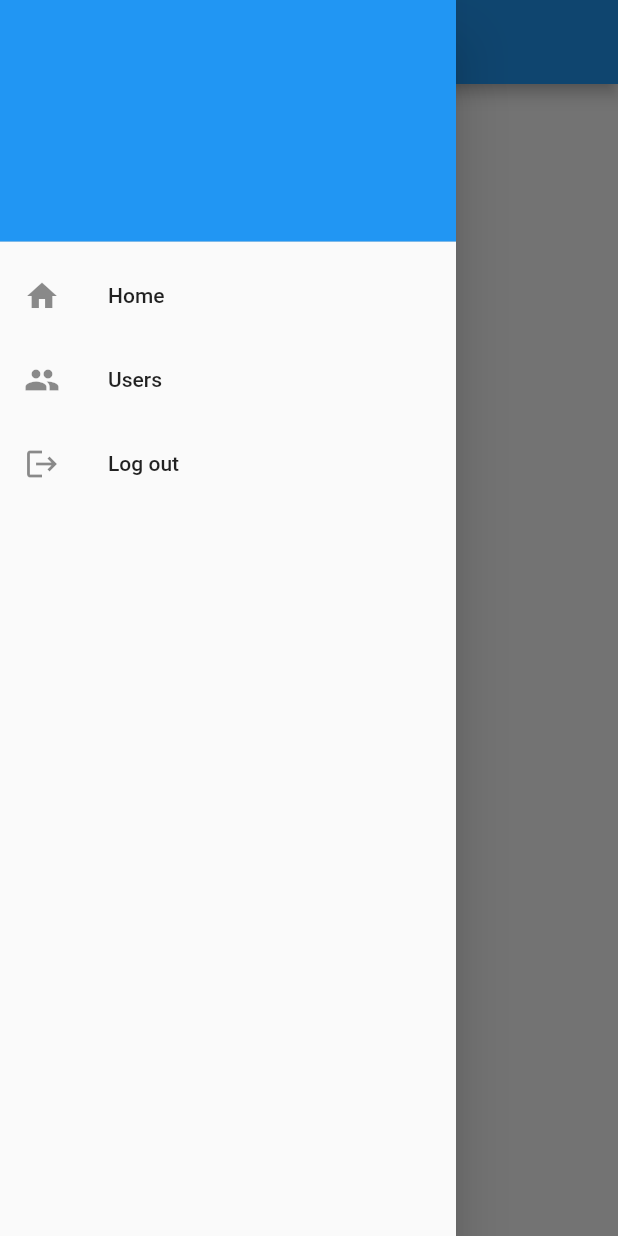
After one commit to WSAyan/flutter_basic, a Flutter app: the HomeScreen screen opened by its route, with the side drawer open, on a phone screen of 412 x 824 dp. The commit adds this screen. Run offline on Flutter 3.47's test engine with Material 2 defaults, Android fonts, the phone set to English and light mode, and no system bars; our stand-ins replace fluttertoast, image_picker, scrollable_positioned_list, shared_preferences; accounts and stored records are empty.

Commit message:
ad navdrawer functionality

```diff
--- a/lib/local/helper.dart
+++ b/lib/local/helper.dart
@@ -8,9 +8,15 @@ class SharedPrefHelper {
 
   Future<String> getAuthToken() async {
     final SharedPreferences pref = await SharedPreferences.getInstance();
-
     return pref.getString(KEY_AUTH_TOKEN) ?? "";
   }
+
+  Future destroy() async {
+    final SharedPreferences pref = await SharedPreferences.getInstance();
+    pref.clear();
+  }
+
 }
 
 const KEY_AUTH_TOKEN = "_token";
+const KEY_AUTH_EMAIL = "_email";
--- a/lib/screens/auth/login.dart
+++ b/lib/screens/auth/login.dart
@@ -134,7 +134,11 @@ class LoginState extends State<LoginScreen> {
     }
 
     String authToken = loginResponse.token;
+    login(authToken);
+  }
+
+  void login(String authToken) {
     SharedPrefHelper().setAuthToken(authToken);
-    Navigator.of(context).pushNamed(routes.USERS);
+    Navigator.of(context).pushReplacementNamed(routes.HOME);
   }
 }
--- /dev/null
+++ b/lib/screens/home/drawer.dart
@@ -0,0 +1,50 @@
+import 'package:flutter/cupertino.dart';
+import 'package:flutter/material.dart';
+import 'package:flutter_basic/local/helper.dart';
+import 'package:flutter_basic/utils/constants.dart';
+import 'package:flutter_basic/utils/routes.dart' as routes;
+
+class SideNavDrawer extends StatelessWidget {
+  BuildContext context;
+
+  @override
+  Widget build(BuildContext context) {
+    this.context = context;
+    return Drawer(
+      child: ListView(
+        padding: EdgeInsets.zero,
+        children: <Widget>[
+          DrawerHeader(
+            decoration: BoxDecoration(
+              color: Colors.blue,
+            ),
+          ),
+          ListTile(
+            leading: Icon(Icons.home),
+            title: Text(AppStrings.HOME_SCREEN_TITLE),
+            onTap: () {
+              Navigator.pop(context);
+            },
+          ),
+          ListTile(
+            leading: Icon(Icons.people),
+            title: Text(AppStrings.USERS_SCREEN_TITLE),
+            onTap: () {
+              Navigator.of(context).pushNamed(routes.USERS);
+            },
+          ),
+          ListTile(
+            leading: Icon(Icons.logout),
+            title: Text(AppStrings.LOGOUT_BUTTON),
+            onTap: logout,
+          ),
+        ],
+      ),
+    );
+  }
+
+  void logout() {
+    SharedPrefHelper().destroy();
+    Navigator.of(context).pushReplacementNamed(routes.LOGIN);
+  }
+}
--- /dev/null
+++ b/lib/screens/home/home.dart
@@ -0,0 +1,22 @@
+import 'package:flutter/cupertino.dart';
+import 'package:flutter/material.dart';
+import 'package:flutter_basic/screens/home/drawer.dart';
+import 'package:flutter_basic/utils/constants.dart';
+
+class HomeScreen extends StatefulWidget {
+  HomeScreen();
+
+  @override
+  HomeState createState() => HomeState();
+}
+
+class HomeState extends State<HomeScreen> {
+  @override
+  Widget build(BuildContext context) {
+    return Scaffold(
+      appBar: AppBar(title: Text(AppStrings.HOME_SCREEN_TITLE)),
+      body: Center(child: Text('My Page!')),
+      drawer: SideNavDrawer(),
+    );
+  }
+}
--- a/lib/screens/splash.dart
+++ b/lib/screens/splash.dart
@@ -21,9 +21,9 @@ class SplashState extends State<SplashScreen> {
 
   void checkAuth(String token) {
     if (token.isEmpty) {
-      Navigator.of(context).pushNamed(routes.LOGIN);
+      Navigator.of(context).pushReplacementNamed(routes.LOGIN);
     } else {
-      Navigator.of(context).pushNamed(routes.USERS);
+      Navigator.of(context).pushReplacementNamed(routes.HOME);
     }
   }
 
--- a/lib/utils/constants.dart
+++ b/lib/utils/constants.dart
@@ -4,7 +4,9 @@ class AppStrings {
   static const String LOGIN_SCREEN_TITLE = "Login";
   static const String USERS_SCREEN_TITLE = "Users";
   static const String USER_SCREEN_TITLE = "Profile";
+  static const String HOME_SCREEN_TITLE = "Home";
 
+  static const String LOGOUT_BUTTON = "Log out";
   static const String LOGIN_BUTTON = "Log In";
   static const String REGISTER_BUTTON = "Register";
 
--- a/lib/utils/routes.dart
+++ b/lib/utils/routes.dart
@@ -2,6 +2,7 @@ import 'package:flutter/material.dart';
 import 'package:flutter_basic/data/user.dart';
 import 'package:flutter_basic/screens/auth/login.dart';
 import 'package:flutter_basic/screens/auth/register.dart';
+import 'package:flutter_basic/screens/home/home.dart';
 import 'package:flutter_basic/screens/splash.dart';
 import 'package:flutter_basic/screens/users/user.dart';
 import 'package:flutter_basic/screens/users/users.dart';
@@ -11,6 +12,7 @@ const String REGISTER = "_register";
 const String SPLASH = "_splash";
 const String USERS = "_users";
 const String USER = "_user";
+const String HOME = "_home";
 
 class RouteManager {
   RouteManager(BuildContext context);
@@ -21,6 +23,7 @@ class RouteManager {
         REGISTER: (context) => RegisterScreen(),
         USERS: (context) => UsersScreen(),
         USER: (context) => UserScreen(),
+        HOME: (context) => HomeScreen()
       };
 
   MaterialPageRoute handleRoutesWithParam(RouteSettings settings) {
```
